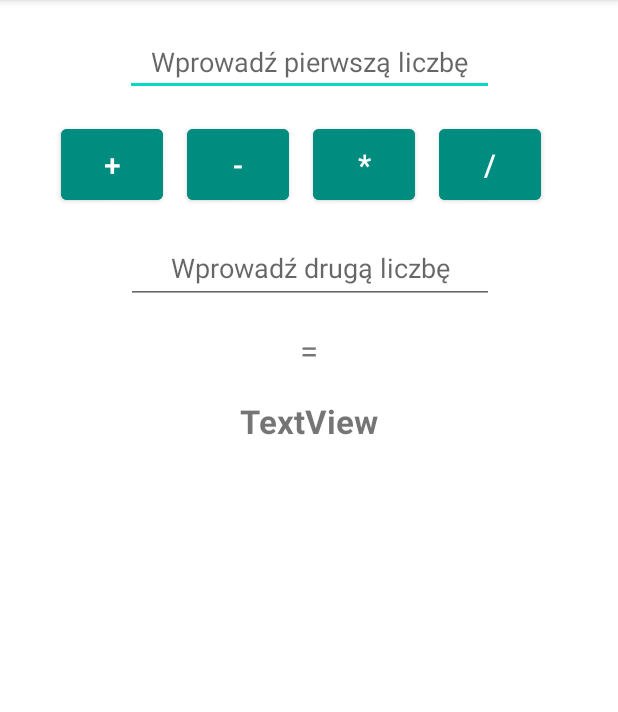
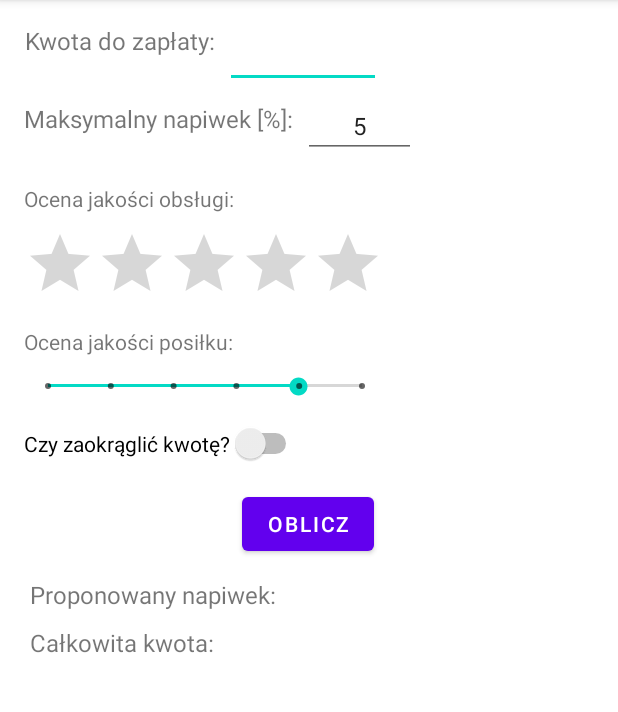
Before and after one commit to Paullo99/PAM, an Android app: the screen it shows after launch (MainActivity), on a phone screen of 412 x 824 dp, the part 84-796 px from its top. Run offline under Robolectric (Android 15) with nearby library versions, the phone set to English and light mode, and no system bars.

Commit message:
final version of Lab3

```diff
--- a/Lab3/app/src/main/java/com/example/lab3/MainActivity.kt
+++ b/Lab3/app/src/main/java/com/example/lab3/MainActivity.kt
@@ -1,64 +1,76 @@
 package com.example.lab3
 
-import androidx.appcompat.app.AppCompatActivity
+import android.annotation.SuppressLint
 import android.os.Bundle
 import android.util.Log
 import android.view.View
-import android.widget.EditText
-import android.widget.TextView
-import android.widget.Toast
+import android.view.inputmethod.InputMethodManager
+import android.widget.*
+import androidx.appcompat.app.AppCompatActivity
+import kotlin.math.roundToInt
 
 class MainActivity : AppCompatActivity() {
 
-    private lateinit var firstNumberTextField: EditText
-    private lateinit var secondNumberTextField:EditText
-    private lateinit var resultTextView: TextView
+    private lateinit var amountTextField: EditText
+    private lateinit var maxTipTextField:EditText
+    private lateinit var totalAmountTextView: TextView
+    private lateinit var tipTextView: TextView
+    private lateinit var serviceQualityBar: RatingBar
+    private lateinit var foodQualityBar: SeekBar
+    @SuppressLint("UseSwitchCompatOrMaterialCode")
+    private lateinit var roundTipSwitch: Switch
 
     override fun onCreate(savedInstanceState: Bundle?) {
         super.onCreate(savedInstanceState)
         setContentView(R.layout.activity_main)
-        firstNumberTextField = findViewById(R.id.firstNumberTextField)
-        secondNumberTextField = findViewById(R.id.secondNumberTextField)
-        resultTextView = findViewById(R.id.resultTextView)
+        amountTextField = findViewById(R.id.amountTextField)
+        maxTipTextField = findViewById(R.id.maxTipTextField)
+        totalAmountTextView = findViewById(R.id.totalAmountTextView)
+        tipTextView = findViewById(R.id.tipTextView)
+        serviceQualityBar = findViewById(R.id.serviceQualityBar)
+        foodQualityBar = findViewById(R.id.foodQualityBar)
+        roundTipSwitch = findViewById(R.id.roundTipSwitch)
     }
 
-    fun add(view : View?){
-        if(firstNumberTextField.text.toString() != "" && secondNumberTextField.text.toString() != "") {
-            val result = firstNumberTextField.text.toString().toDouble() + secondNumberTextField.text.toString().toDouble()
-            resultTextView.text = result.toString()
-            Log.i("Lab3", "Dodawanie powiodło się")
+    @SuppressLint("SetTextI18n")
+    fun calculateTip(view : View?){
+        if(amountTextField.text.toString() != "" && maxTipTextField.text.toString() != ""){
+            val amount = amountTextField.text.toString().toDouble()
+            val maxTip = maxTipTextField.text.toString().toDouble() / 100
+
+            val maxServiceRating = serviceQualityBar.numStars
+            val maxFoodRating = foodQualityBar.max
+
+            val currentServiceRating = serviceQualityBar.rating
+            val currentFoodRating = foodQualityBar.progress
+
+            val serviceRating = currentServiceRating / maxServiceRating
+            val foodRating = currentFoodRating.toDouble() / maxFoodRating
+
+            val tip = maxTip * amount * serviceRating * foodRating
+            val totalAmount = amount + tip
+
+            if(roundTipSwitch.isChecked){
+                tipTextView.text = tip.roundToInt().toString() + " zł"
+                totalAmountTextView.text = totalAmount.roundToInt().toString() + " zł"
+            }else {
+                tipTextView.text = ((tip * 100).roundToInt() / 100.0).toString() + " zł"
+                totalAmountTextView.text = ((totalAmount * 100).roundToInt() / 100.0).toString() + " zł"
+            }
         }
-        else
-            Toast.makeText(this, "Wprowadź wszystkie potrzebne wartości!", Toast.LENGTH_LONG).show()
+        else {
+            Toast.makeText(this, "Wprowadź wszystkie dane!", Toast.LENGTH_SHORT).show()
+            tipTextView.text = ""
+            totalAmountTextView.text = ""
+        }
+
+        // Schowanie klawiatury po wciśnięciu przycisku
+        try {
+            val imm = getSystemService(INPUT_METHOD_SERVICE) as InputMethodManager
+            imm.hideSoftInputFromWindow(currentFocus!!.windowToken, 0)
+        } catch (e: Exception) {
+            Log.i("Lab3", "Error: $e")
+        }
     }
 
-    fun sub(view : View?){
-        if(firstNumberTextField.text.toString() != "" && secondNumberTextField.text.toString() != "") {
-            val result = firstNumberTextField.text.toString().toDouble() - secondNumberTextField.text.toString().toDouble()
-            resultTextView.text = result.toString()
-            Log.i("Lab3", "Odejmowanie powiodło się")
-        }
-        else
-            Toast.makeText(this, "Wprowadź wszystkie potrzebne wartości!", Toast.LENGTH_LONG).show()
-    }
-
-    fun mul(view : View?){
-        if(firstNumberTextField.text.toString() != "" && secondNumberTextField.text.toString() != "") {
-            val result = firstNumberTextField.text.toString().toDouble() * secondNumberTextField.text.toString().toDouble()
-            resultTextView.text = result.toString()
-            Log.i("Lab3", "Mnożenie powiodło się")
-        }
-        else
-            Toast.makeText(this, "Wprowadź wszystkie potrzebne wartości!", Toast.LENGTH_LONG).show()
-    }
-
-    fun div(view : View?){
-        if(firstNumberTextField.text.toString() != "" && secondNumberTextField.text.toString() != "") {
-            val result = firstNumberTextField.text.toString().toDouble() / secondNumberTextField.text.toString().toDouble()
-            resultTextView.text = result.toString()
-            Log.i("Lab3", "Dodawanie powiodło się")
-        }
-        else
-            Toast.makeText(this, "Wprowadź wszystkie potrzebne wartości!", Toast.LENGTH_LONG).show()
-    }
 }
--- a/Lab3/app/src/main/res/layout/activity_main.xml
+++ b/Lab3/app/src/main/res/layout/activity_main.xml
@@ -7,108 +7,171 @@
     tools:context=".MainActivity">
 
     <EditText
-        android:id="@+id/firstNumberTextField"
-        android:layout_width="246dp"
-        android:layout_height="40dp"
-        android:layout_marginTop="24dp"
+        android:id="@+id/amountTextField"
+        android:layout_width="104dp"
+        android:layout_height="wrap_content"
+        android:layout_marginTop="16dp"
         android:ems="10"
-        android:hint="Wprowadź pierwszą liczbę"
         android:inputType="numberDecimal"
         android:textAlignment="center"
+        android:textSize="16sp"
         app:layout_constraintEnd_toEndOf="parent"
+        app:layout_constraintHorizontal_bias="0.04"
+        app:layout_constraintStart_toEndOf="@+id/textView6"
+        app:layout_constraintTop_toTopOf="parent" />
+
+    <EditText
+        android:id="@+id/maxTipTextField"
+        android:layout_width="75dp"
+        android:layout_height="wrap_content"
+        android:layout_marginTop="4dp"
+        android:ems="10"
+        android:inputType="numberDecimal"
+        android:text="5"
+        android:textAlignment="center"
+        android:textSize="16sp"
+        app:layout_constraintEnd_toEndOf="parent"
+        app:layout_constraintHorizontal_bias="0.049"
+        app:layout_constraintStart_toEndOf="@+id/textView7"
+        app:layout_constraintTop_toBottomOf="@+id/amountTextField" />
+
+    <RatingBar
+        android:id="@+id/serviceQualityBar"
+        android:layout_width="239dp"
+        android:layout_height="50dp"
+        android:layout_marginStart="16dp"
+        android:layout_marginTop="10dp"
+        android:numStars="5"
+        app:layout_constraintEnd_toEndOf="parent"
+        app:layout_constraintHorizontal_bias="0.0"
+        app:layout_constraintStart_toStartOf="parent"
+        app:layout_constraintTop_toBottomOf="@+id/textView" />
+
+    <TextView
+        android:id="@+id/textView"
+        android:layout_width="wrap_content"
+        android:layout_height="wrap_content"
+        android:layout_marginStart="16dp"
+        android:layout_marginTop="17dp"
+        android:text="Ocena jakości obsługi:"
+        app:layout_constraintEnd_toEndOf="parent"
+        app:layout_constraintHorizontal_bias="0.0"
+        app:layout_constraintStart_toStartOf="parent"
+        app:layout_constraintTop_toBottomOf="@+id/maxTipTextField" />
+
+    <TextView
+        android:id="@+id/textView8"
+        android:layout_width="wrap_content"
+        android:layout_height="wrap_content"
+        android:layout_marginStart="16dp"
+        android:layout_marginTop="16dp"
+        android:text="Ocena jakości posiłku:"
+        app:layout_constraintEnd_toEndOf="parent"
+        app:layout_constraintHorizontal_bias="0.0"
+        app:layout_constraintStart_toStartOf="parent"
+        app:layout_constraintTop_toBottomOf="@+id/serviceQualityBar" />
+
+    <TextView
+        android:id="@+id/tipTextView"
+        android:layout_width="wrap_content"
+        android:layout_height="wrap_content"
+        android:layout_marginStart="8dp"
+        android:layout_marginTop="12dp"
+        android:textSize="16sp"
+        android:textStyle="bold"
+        app:layout_constraintStart_toEndOf="@+id/textView3"
+        app:layout_constraintTop_toBottomOf="@+id/calculateButton" />
+
+    <TextView
+        android:id="@+id/totalAmountTextView"
+        android:layout_width="wrap_content"
+        android:layout_height="wrap_content"
+        android:layout_marginStart="10dp"
+        android:layout_marginTop="10dp"
+        android:textSize="16sp"
+        android:textStyle="bold"
+        app:layout_constraintStart_toEndOf="@+id/textView2"
+        app:layout_constraintTop_toBottomOf="@+id/textView3" />
+
+    <Button
+        android:id="@+id/calculateButton"
+        android:layout_width="wrap_content"
+        android:layout_height="wrap_content"
+        android:layout_marginTop="16dp"
+        android:onClick="calculateTip"
+        android:text="Oblicz"
+        app:layout_constraintEnd_toEndOf="parent"
+        app:layout_constraintHorizontal_bias="0.498"
+        app:layout_constraintStart_toStartOf="parent"
+        app:layout_constraintTop_toBottomOf="@+id/roundTipSwitch" />
+
+    <TextView
+        android:id="@+id/textView3"
+        android:layout_width="wrap_content"
+        android:layout_height="wrap_content"
+        android:layout_marginStart="20dp"
+        android:layout_marginTop="12dp"
+        android:text="Proponowany napiwek:"
+        android:textSize="16sp"
+        app:layout_constraintStart_toStartOf="parent"
+        app:layout_constraintTop_toBottomOf="@+id/calculateButton" />
+
+    <TextView
+        android:id="@+id/textView2"
+        android:layout_width="wrap_content"
+        android:layout_height="wrap_content"
+        android:layout_marginStart="20dp"
+        android:layout_marginTop="10dp"
+        android:text="Całkowita kwota:"
+        android:textSize="16sp"
+        app:layout_constraintStart_toStartOf="parent"
+        app:layout_constraintTop_toBottomOf="@+id/textView3" />
+
+    <TextView
+        android:id="@+id/textView6"
+        android:layout_width="wrap_content"
+        android:layout_height="30dp"
+        android:layout_marginStart="16dp"
+        android:layout_marginTop="16dp"
+        android:text="Kwota do zapłaty:"
+        android:textAlignment="textEnd"
+        android:textSize="16sp"
         app:layout_constraintStart_toStartOf="parent"
         app:layout_constraintTop_toTopOf="parent" />
 
-    <EditText
-        android:id="@+id/secondNumberTextField"
-        android:layout_width="245dp"
-        android:layout_height="47dp"
-        android:layout_marginTop="16dp"
-        android:ems="10"
-        android:hint="Wprowadź drugą liczbę"
-        android:inputType="numberDecimal"
-        android:textAlignment="center"
-        app:layout_constraintEnd_toEndOf="parent"
-        app:layout_constraintHorizontal_bias="0.506"
+    <TextView
+        android:id="@+id/textView7"
+        android:layout_width="wrap_content"
+        android:layout_height="30dp"
+        android:layout_marginStart="16dp"
+        android:layout_marginTop="68dp"
+        android:text="Maksymalny napiwek [%]:"
+        android:textAlignment="textEnd"
+        android:textSize="16sp"
         app:layout_constraintStart_toStartOf="parent"
-        app:layout_constraintTop_toBottomOf="@+id/linearLayout" />
+        app:layout_constraintTop_toTopOf="parent" />
 
-    <LinearLayout
-        android:id="@+id/linearLayout"
-        android:layout_width="363dp"
-        android:layout_height="59dp"
-        android:layout_marginTop="16dp"
-        android:gravity="center_horizontal|fill_horizontal"
-        android:orientation="horizontal"
-        app:layout_constraintEnd_toEndOf="parent"
+    <SeekBar
+        android:id="@+id/foodQualityBar"
+        style="@style/Widget.AppCompat.SeekBar.Discrete"
+        android:layout_width="241dp"
+        android:layout_height="17dp"
+        android:layout_marginStart="16dp"
+        android:layout_marginTop="11dp"
+        android:max="5"
+        android:progress="4"
         app:layout_constraintStart_toStartOf="parent"
-        app:layout_constraintTop_toBottomOf="@+id/firstNumberTextField">
+        app:layout_constraintTop_toBottomOf="@+id/textView8" />
 
-        <Button
-            android:id="@+id/addButton"
-            android:layout_width="68dp"
-            android:layout_height="match_parent"
-            android:layout_marginStart="16dp"
-            android:backgroundTint="#008C7F"
-            android:onClick="add"
-            android:text="+"
-            android:textSize="20sp" />
-
-        <Button
-            android:id="@+id/subtractButton"
-            android:layout_width="68dp"
-            android:layout_height="match_parent"
-            android:layout_marginLeft="16sp"
-            android:backgroundTint="#008C7F"
-            android:baselineAligned="false"
-            android:onClick="sub"
-            android:text="-"
-            android:textSize="20sp" />
-
-        <Button
-            android:id="@+id/mutliplyButton"
-            android:layout_width="68dp"
-            android:layout_height="match_parent"
-            android:layout_marginStart="16dp"
-            android:backgroundTint="#008C7F"
-            android:onClick="mul"
-            android:text="*"
-            android:textSize="20sp" />
-
-        <Button
-            android:id="@+id/divideButton"
-            android:layout_width="68dp"
-            android:layout_height="match_parent"
-            android:layout_marginStart="16sp"
-            android:layout_marginEnd="16dp"
-            android:backgroundTint="#008C7F"
-            android:onClick="div"
-            android:text="/"
-            android:textSize="20sp" />
-    </LinearLayout>
-
-    <TextView
-        android:id="@+id/equalsTextView"
+    <Switch
+        android:id="@+id/roundTipSwitch"
         android:layout_width="wrap_content"
         android:layout_height="wrap_content"
+        android:layout_marginStart="16dp"
         android:layout_marginTop="16dp"
-        android:text="="
-        android:textSize="22sp"
-        app:layout_constraintEnd_toEndOf="parent"
+        android:text="Czy zaokrąglić kwotę?"
         app:layout_constraintStart_toStartOf="parent"
-        app:layout_constraintTop_toBottomOf="@+id/secondNumberTextField" />
-
-    <TextView
-        android:id="@+id/resultTextView"
-        android:layout_width="wrap_content"
-        android:layout_height="wrap_content"
-        android:layout_marginTop="18dp"
-        android:text="TextView"
-        android:textSize="22sp"
-        android:textStyle="bold"
-        app:layout_constraintEnd_toEndOf="parent"
-        app:layout_constraintHorizontal_bias="0.50"
-        app:layout_constraintStart_toStartOf="parent"
-        app:layout_constraintTop_toBottomOf="@+id/equalsTextView" />
+        app:layout_constraintTop_toBottomOf="@+id/foodQualityBar"
+        tools:ignore="UseSwitchCompatOrMaterialXml" />
 
 </androidx.constraintlayout.widget.ConstraintLayout>
```
